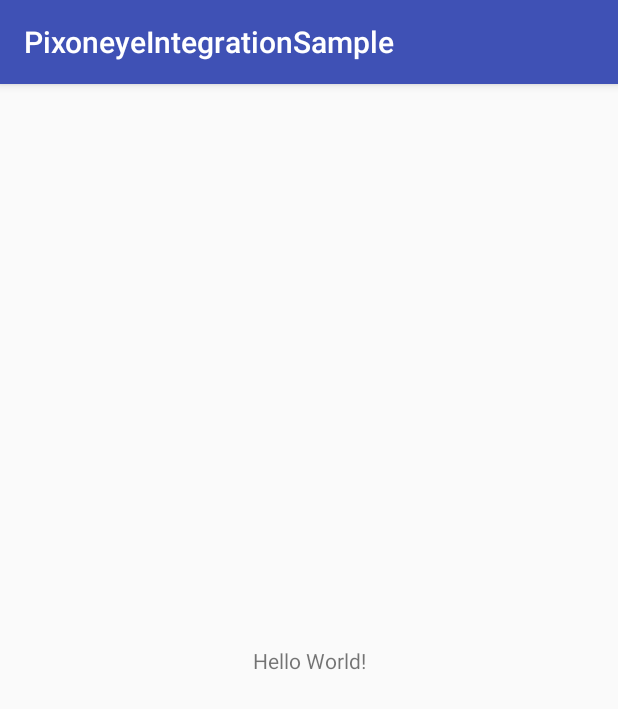
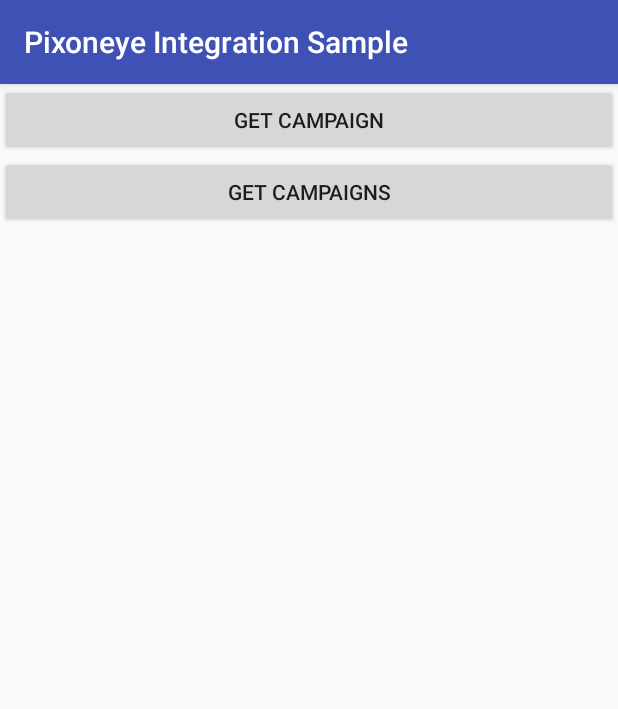
Before and after one commit to gilninveh/android-sdk, an Android app: the screen it shows after launch (MainActivity), on a phone screen of 412 x 824 dp. Shown: the top 709 px of the screen. Run offline under Robolectric (Android 15) with nearby library versions, the phone set to English and light mode, and no system bars; libraries missing offline, so code that uses them is left out: com.pixoneye.pixoneyesdk; 3 statements that could not run were skipped.

Commit message:
Adding Pixoneye SDK using gradle Add examples.

```diff
--- a/PixoneyeIntegrationSample/app/src/main/java/com/pixoneye/pixoneyeintegrationsample/MainActivity.java
+++ b/PixoneyeIntegrationSample/app/src/main/java/com/pixoneye/pixoneyeintegrationsample/MainActivity.java
@@ -1,15 +1,136 @@
 package com.pixoneye.pixoneyeintegrationsample;
 
+import android.Manifest;
+import android.content.pm.PackageManager;
+import android.os.Build;
+import android.os.Bundle;
+import android.support.annotation.NonNull;
+import android.support.annotation.Nullable;
+import android.support.v4.app.ActivityCompat;
+import android.support.v4.content.ContextCompat;
 import android.support.v7.app.AppCompatActivity;
-import android.os.Bundle;
+import android.util.Log;
+import android.view.View;
+import android.widget.Toast;
+
+import com.pixoneye.pixoneyesdk.Campaign;
+import com.pixoneye.pixoneyesdk.GetBestItemListener;
+import com.pixoneye.pixoneyesdk.GetBestItemsListener;
+import com.pixoneye.pixoneyesdk.Pixoneye;
+
+import java.util.ArrayList;
+import java.util.HashMap;
 
 public class MainActivity extends AppCompatActivity
 {
+    private static final String LOG_TAG = MainActivity.class.getSimpleName();
+    private static final String PIXONEYE_API_KEY = "eyJhbGciOiJIUzI1NiIsInR5cCI6IkpXVCJ9.eyJhcHBJRCI6InBpeG9uZXllLXNhbXBsZS1hcHAiLCJ0b2tlblJvbGUiOiJzZGstY3VzdG9tZXIiLCJ0b2tlblR5cGUiOiJyZWZyZXNoLXRva2VuIiwia2V5VmVyc2lvbiI6InYyIiwiaWF0IjoxNDk5NjAxMDY0fQ.vT34obwtGKDCgQ7oiJCECtteoCovlYBkIvehOJTLuQ0";
+    private static final String PIXONEYE_APP_ID = "pixoneye-sample-app";
+    private static final String AD_UNIT_ID = "146351541";
+
+    private static final int PERMISSION_REQUEST_CODE = 0x100;
 
     @Override
     protected void onCreate(Bundle savedInstanceState)
     {
         super.onCreate(savedInstanceState);
         setContentView(R.layout.activity_main);
+        Log.d(LOG_TAG, "onCreate(), Pixoneye version: " + Pixoneye.getVersion());
+        if (checkPermission()) // Pixoneye require Read external storage permission.
+        {
+            startPixoneye(); // Start Pixoneye
+        }
+        else
+        {
+            requestPermission();
+        }
+
+        findViewById(R.id.get_best_campaign).setOnClickListener(new View.OnClickListener() {
+            @Override
+            public void onClick(View view)
+            {
+                getBestCampaign();
+            }
+        });
+
+        findViewById(R.id.get_best_campaigns).setOnClickListener(new View.OnClickListener() {
+            @Override
+            public void onClick(View view)
+            {
+                getBestCampaigns();
+            }
+        });
+    }
+
+    private void startPixoneye()
+    {
+        //Enables pixoneye logs.
+        Pixoneye.setVerbose(true);
+
+        //Start pixoneye process
+        Pixoneye.startPixoneye(MainActivity.this, PIXONEYE_APP_ID, PIXONEYE_API_KEY, "");
+    }
+
+
+
+    private boolean checkPermission()
+    {
+        if (Build.VERSION.SDK_INT < 23)
+        {
+            return true;
+        }
+        int result = ContextCompat.checkSelfPermission(MainActivity.this, Manifest.permission.READ_EXTERNAL_STORAGE);
+        return result == PackageManager.PERMISSION_GRANTED;
+    }
+
+    private void requestPermission()
+    {
+        if (ActivityCompat.shouldShowRequestPermissionRationale(MainActivity.this, android.Manifest.permission.READ_EXTERNAL_STORAGE))
+        {
+            Toast.makeText(MainActivity.this, " Please allow accesses to external storage  this permission in App Settings.", Toast.LENGTH_LONG).show();
+        }
+        else
+        {
+            ActivityCompat.requestPermissions(MainActivity.this, new String[]{android.Manifest.permission.READ_EXTERNAL_STORAGE, Manifest.permission.WRITE_EXTERNAL_STORAGE}, PERMISSION_REQUEST_CODE);
+        }
+    }
+
+    @Override
+    public void onRequestPermissionsResult(int requestCode, @NonNull String[] permissions, @NonNull int[] grantResults)
+    {
+        super.onRequestPermissionsResult(requestCode, permissions, grantResults);
+        if(requestCode == PERMISSION_REQUEST_CODE)
+        {
+                if (grantResults.length > 0 && grantResults[0] == PackageManager.PERMISSION_GRANTED)
+                {
+                    startPixoneye(); // User gave permmision - Start Pixoneye.
+                }
+        }
+    }
+
+    public void getBestCampaign()
+    {
+        Pixoneye.getBestItem(MainActivity.this, PIXONEYE_API_KEY, PIXONEYE_APP_ID, AD_UNIT_ID, new GetBestItemListener() {
+            @Override
+            public void onResult(@Nullable String s)
+            {
+                Log.d(LOG_TAG, "onResult(), Got best campaign: " + s);
+            }
+        });
+    }
+
+    public void getBestCampaigns()
+    {
+        // List of ad units id. - optional without the list the all units defined
+        // in Pixoneye server will be return.
+        ArrayList<String> adUnits = new ArrayList<>();
+
+        Pixoneye.getBestItems(MainActivity.this, PIXONEYE_API_KEY, PIXONEYE_APP_ID, adUnits, new GetBestItemsListener() {
+            @Override
+            public void onResult(@NonNull HashMap<String, Campaign> hashMap)
+            {
+                Log.d(LOG_TAG, "onResult(), Got best Items for list of Ad units.");
+            }
+        });
     }
 }
--- a/PixoneyeIntegrationSample/app/src/main/res/layout/activity_main.xml
+++ b/PixoneyeIntegrationSample/app/src/main/res/layout/activity_main.xml
@@ -1,19 +1,23 @@
 <?xml version="1.0" encoding="utf-8"?>
-<android.support.constraint.ConstraintLayout
+<LinearLayout
     xmlns:android="http://schemas.android.com/apk/res/android"
     xmlns:app="http://schemas.android.com/apk/res-auto"
     xmlns:tools="http://schemas.android.com/tools"
     android:layout_width="match_parent"
     android:layout_height="match_parent"
+    android:orientation="vertical"
     tools:context="com.pixoneye.pixoneyeintegrationsample.MainActivity">
 
-    <TextView
-        android:layout_width="wrap_content"
-        android:layout_height="wrap_content"
-        android:text="Hello World!"
-        app:layout_constraintBottom_toBottomOf="parent"
-        app:layout_constraintLeft_toLeftOf="parent"
-        app:layout_constraintRight_toRightOf="parent"
-        app:layout_constraintTop_toTopOf="parent"/>
+  <Button
+      android:text="Get campaign"
+      android:id="@+id/get_best_campaign"
+      android:layout_width="match_parent"
+      android:layout_height="wrap_content"/>
 
-</android.support.constraint.ConstraintLayout>
+    <Button
+        android:text="Get campaigns"
+        android:id="@+id/get_best_campaigns"
+        android:layout_width="match_parent"
+        android:layout_height="wrap_content"/>
+
+</LinearLayout>
--- a/PixoneyeIntegrationSample/app/src/main/res/values/strings.xml
+++ b/PixoneyeIntegrationSample/app/src/main/res/values/strings.xml
@@ -1,3 +1,3 @@
 <resources>
-    <string name="app_name">PixoneyeIntegrationSample</string>
+    <string name="app_name">Pixoneye Integration Sample</string>
 </resources>
```
Also changed, not shown: PixoneyeIntegrationSample/app/build.gradle (+11 -0 lines), PixoneyeIntegrationSample/app/src/main/AndroidManifest.xml (+7 -0 lines), PixoneyeIntegrationSample/build.gradle (+8 -0 lines).
